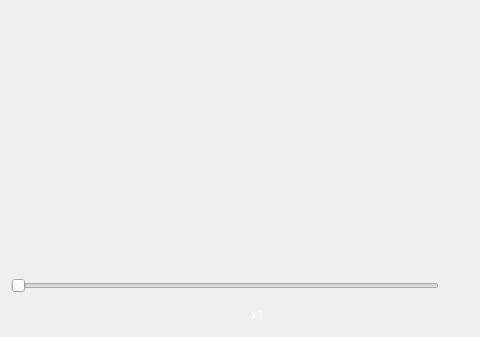
Qt form src/Mod/CAM/PathSimulator/AppGL/GuiDisplay.ui (AndyEveritt/FreeCAD) before a commit.
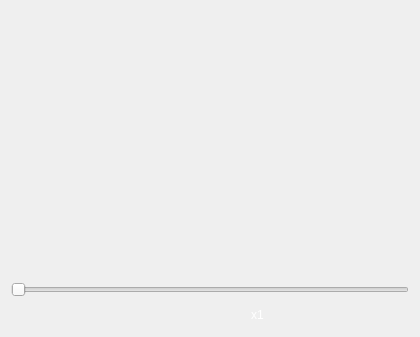
The same form after that commit. Icons and pictures are not drawn.

Commit message: CAM: Simulator colors by distance from the model, display options in the task panel

Patch:
```diff
--- a/src/Mod/CAM/PathSimulator/AppGL/GuiDisplay.ui
+++ b/src/Mod/CAM/PathSimulator/AppGL/GuiDisplay.ui
@@ -25,32 +25,11 @@
     </spacer>
    </item>
    <item>
-    <layout class="QHBoxLayout" name="sliderLayout">
-     <item>
-      <widget class="QSlider" name="stageSlider">
-       <property name="orientation">
-        <enum>Qt::Orientation::Horizontal</enum>
-       </property>
-      </widget>
-     </item>
-     <item>
-      <widget class="QToolButton" name="stockModelButton">
-       <property name="toolTip">
-        <string>Show the simulated stock, the model, or both</string>
-       </property>
-       <property name="icon">
-        <iconset resource="../../Gui/Resources/Path.qrc">
-         <normaloff>:/gl_simulator/View.png</normaloff>:/gl_simulator/View.png</iconset>
-       </property>
-       <property name="checkable">
-        <bool>true</bool>
-       </property>
-       <property name="autoRaise">
-        <bool>true</bool>
-       </property>
-      </widget>
-     </item>
-    </layout>
+    <widget class="QSlider" name="stageSlider">
+     <property name="orientation">
+      <enum>Qt::Orientation::Horizontal</enum>
+     </property>
+    </widget>
    </item>
    <item>
     <layout class="QHBoxLayout" name="horizontalLayout">
@@ -240,40 +219,6 @@
        </property>
       </widget>
      </item>
-     <item>
-      <widget class="QToolButton" name="colorByOperationButton">
-       <property name="toolTip">
-        <string>Color the stock by the operation that cut it</string>
-       </property>
-       <property name="icon">
-        <iconset resource="../../Gui/Resources/Path.qrc">
-         <normaloff>:/gl_simulator/ColorByOperation.png</normaloff>:/gl_simulator/ColorByOperation.png</iconset>
-       </property>
-       <property name="checkable">
-        <bool>true</bool>
-       </property>
-       <property name="autoRaise">
-        <bool>true</bool>
-       </property>
-      </widget>
-     </item>
-     <item>
-      <widget class="QToolButton" name="thinWallsButton">
-       <property name="toolTip">
-        <string>Show material thinner than the threshold of the task panel in red</string>
-       </property>
-       <property name="icon">
-        <iconset resource="../../Gui/Resources/Path.qrc">
-         <normaloff>:/gl_simulator/ThinWalls.png</normaloff>:/gl_simulator/ThinWalls.png</iconset>
-       </property>
-       <property name="checkable">
-        <bool>true</bool>
-       </property>
-       <property name="autoRaise">
-        <bool>true</bool>
-       </property>
-      </widget>
-     </item>
      <item>
       <widget class="QToolButton" name="ssaoButton">
        <property name="toolTip">
```
The commit also changes 40 other files.
